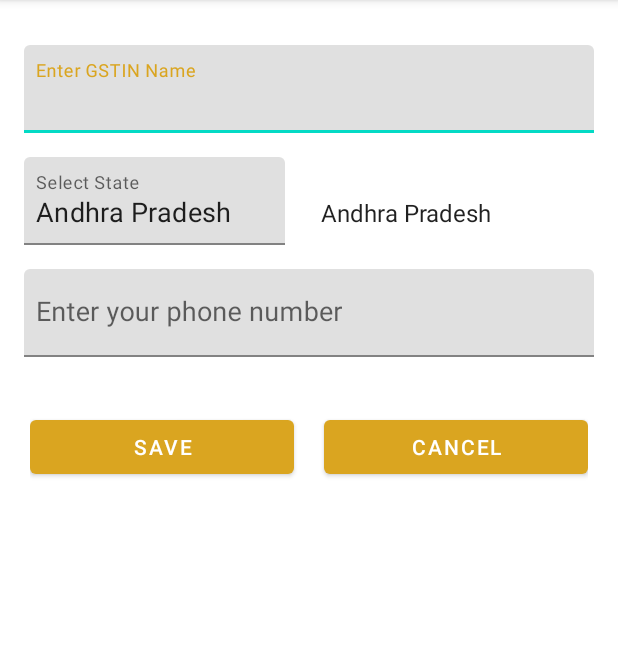
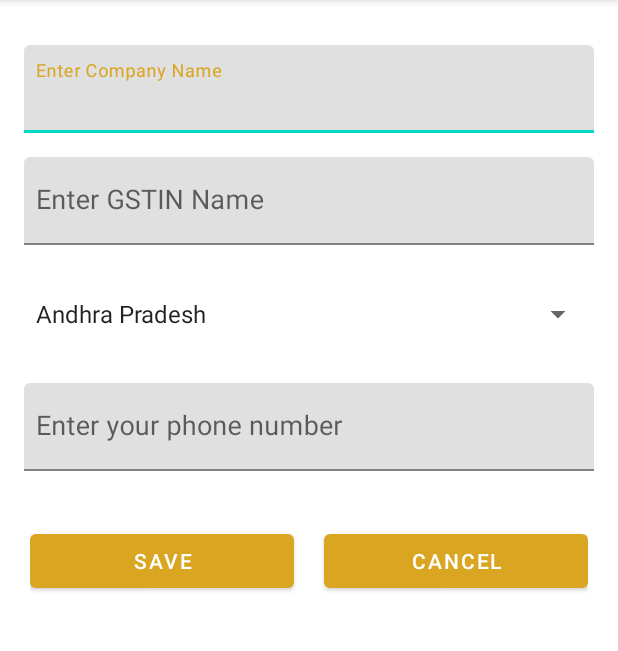
Before and after one commit to bigbussinessapp/DemoAndroidApp, an Android app: the GSTServiceActivity screen opened directly, with no data from a screen before it, after a tap on "SAVE", on a phone screen of 412 x 824 dp, the part 84-735 px from its top. Run offline under Robolectric (Android 15) with nearby library versions, the phone set to English and light mode, and no system bars; our stand-ins replace Volley.

Commit message:
added gst feature

```diff
--- a/app/src/main/java/com/example/bigbusiness/Main/ui/Services/GSTServiceActivity.java
+++ b/app/src/main/java/com/example/bigbusiness/Main/ui/Services/GSTServiceActivity.java
@@ -2,12 +2,12 @@ package com.example.bigbusiness.Main.ui.Services;
 
 import android.content.Intent;
 import android.os.Bundle;
-import android.service.voice.VoiceInteractionSession;
 import android.view.View;
 import android.widget.AdapterView;
 import android.widget.ArrayAdapter;
 import android.widget.Button;
 import android.widget.Spinner;
+import android.widget.Toast;
 
 import androidx.appcompat.app.AppCompatActivity;
 
@@ -25,12 +25,16 @@ import com.google.android.material.textfield.TextInputEditText;
 import java.util.HashMap;
 import java.util.Map;
 
-public class GSTServiceActivity extends AppCompatActivity implements AdapterView.OnItemSelectedListener {
-    private TextInputEditText gstin;
-    private TextInputEditText state;
-    private TextInputEditText phoneno;
-    Spinner state_spinner;
-    String getstate;
+public class GSTServiceActivity extends AppCompatActivity{
+    private TextInputEditText gstInField;
+    private TextInputEditText phoneNoField;
+    private TextInputEditText companyNameField;
+    Spinner stateField;
+    String selectedState;
+    String enteredCompanyName;
+    String enteredPhoneNo;
+    String enteredGSTIN;
+
     //String states[]={"select state","Andhra Pradesh","Arunachal Pradesh","Assam","Bihar","Chhattisgarh","Goa","Gujarat","Haryana","Himachal Pradesh","jharkhand","Karnataka","kerala","Madhya Pradesh","Maharashtra","Manipur","Meghalaya","Mizoram"};
    // ArrayAdapter statespinnerdapter;
     Button saveBtn, cancelBtn;
@@ -39,16 +43,25 @@ public class GSTServiceActivity extends AppCompatActivity implements AdapterView
         super.onCreate(savedInstanceState);
         setContentView(R.layout.activity_gstservices);
 
+        companyNameField = findViewById(R.id.companyName);
+        gstInField = findViewById(R.id.gstin);
+        phoneNoField = findViewById(R.id.phonenumber);
+        stateField = findViewById(R.id.statespinner);
 
-        gstin = findViewById(R.id.gstin);
-        phoneno = findViewById(R.id.phonenumber);
-        state = findViewById(R.id.state);
-        state_spinner = findViewById(R.id.statespinner);
-        //statespinnerdapter = new ArrayAdapter(this, android.R.layout.select_dialog_item,states);
-        ArrayAdapter<CharSequence> statespinneradapter =ArrayAdapter.createFromResource(this,R.array.states, android.R.layout.simple_spinner_item);
+        ArrayAdapter<CharSequence> statespinneradapter = ArrayAdapter.createFromResource(this,R.array.states, android.R.layout.simple_spinner_item);
         statespinneradapter.setDropDownViewResource(android.R.layout.simple_spinner_dropdown_item);
-        state_spinner.setAdapter(statespinneradapter);
-        state_spinner.setOnItemSelectedListener(GSTServiceActivity.this);
+        stateField.setAdapter(statespinneradapter);
+        stateField.setOnItemSelectedListener(new AdapterView.OnItemSelectedListener() {
+            @Override
+            public void onItemSelected(AdapterView<?> parent, View view, int position, long id) {
+                selectedState = stateField.getSelectedItem().toString();
+            }
+
+            @Override
+            public void onNothingSelected(AdapterView<?> parent) {
+
+            }
+        });
 
         saveBtn = findViewById(R.id.save);
         saveBtn.setOnClickListener(new View.OnClickListener() {
@@ -61,11 +74,18 @@ public class GSTServiceActivity extends AppCompatActivity implements AdapterView
     }
 
     private void saveItemToSheet(){
-        final String gst = gstin.getText().toString().trim();
-        final String phone = phoneno.getText().toString().trim();
-        final String state_item = state.getText().toString().trim();
 
-        StringRequest stringRequest = new StringRequest(Request.Method.POST, "https://script.google.com/macros/s/AKfycbyLMhfC0ums-TEwZH_kdYsbGPc_mhIGgRd4KHnIiqYPC3vrTGqOufyl8wvt_7Lw4tSEHA/exec",
+        enteredCompanyName = companyNameField.getText().toString().trim();
+        enteredGSTIN = gstInField.getText().toString().trim();
+        enteredPhoneNo = phoneNoField.getText().toString().trim();
+
+        if(enteredCompanyName.isEmpty() || enteredGSTIN.isEmpty() || enteredPhoneNo.isEmpty() || selectedState.isEmpty())
+        {
+            Toast.makeText(this, "Fill All Details !!", Toast.LENGTH_SHORT).show();
+            return;
+        }
+
+        StringRequest stringRequest = new StringRequest(Request.Method.POST, "https://script.google.com/macros/s/AKfycbzgW0F5AJAaZV6dRRKIyKikRg1qDTL_hvvxZH878W88fTTyT9SkGXlRCkk9oK-Zxr3xbQ/exec", // charan : "https://script.google.com/macros/s/AKfycbyLMhfC0ums-TEwZH_kdYsbGPc_mhIGgRd4KHnIiqYPC3vrTGqOufyl8wvt_7Lw4tSEHA/exec",
                 new Response.Listener<String>() {
                 @Override
                 public void onResponse(String response) {
@@ -79,16 +99,18 @@ public class GSTServiceActivity extends AppCompatActivity implements AdapterView
 
                 }
             }
-        ) {
+        )
+        {
             @Override
             protected Map<String, String> getParams() {
                 Map<String, String> parmas = new HashMap<>();
 
                 //here we pass params
                 parmas.put("action","addItem");
-            parmas.put("gstinnumber",gst);
-            parmas.put("state",state_item);
-            parmas.put("phonenumber",phone);
+                parmas.put("companyName", enteredCompanyName);
+                parmas.put("gstinnumber",enteredGSTIN);
+                parmas.put("state",selectedState);
+                parmas.put("phonenumber",enteredPhoneNo);
 
                 return parmas;
             }
@@ -101,18 +123,5 @@ public class GSTServiceActivity extends AppCompatActivity implements AdapterView
         RequestQueue queue = Volley.newRequestQueue(this);
 
         queue.add(stringRequest);
-
-
-    }
-
-        @Override
-    public void onItemSelected(AdapterView<?> adapterView, View view, int i, long l) {
-        getstate = state_spinner.getSelectedItem().toString();
-        state.setText(getstate);
-    }
-
-    @Override
-    public void onNothingSelected(AdapterView<?> adapterView) {
-
     }
 }
--- a/app/src/main/java/com/example/bigbusiness/Main/ui/Services/ServicesActivity.java
+++ b/app/src/main/java/com/example/bigbusiness/Main/ui/Services/ServicesActivity.java
@@ -16,7 +16,7 @@ public class ServicesActivity extends AppCompatActivity {
     protected void onCreate(Bundle savedInstanceState) {
         super.onCreate(savedInstanceState);
         setContentView(R.layout.activity_services);
-        gstBtn =(Button)findViewById(R.id.gst_service);
+        gstBtn = findViewById(R.id.gst_service);
 
         gstBtn.setOnClickListener(gstServiceClick);
 
--- a/app/src/main/res/layout/activity_gstservices.xml
+++ b/app/src/main/res/layout/activity_gstservices.xml
@@ -14,6 +14,24 @@
 		android:layout_marginTop="30dp"
 		android:layout_height="match_parent"
 		tools:ignore="MissingConstraints">
+		<com.google.android.material.textfield.TextInputLayout
+			android:layout_width="match_parent"
+			android:layout_height="wrap_content"
+			android:layout_marginStart="16dp"
+			app:boxStrokeColor="@color/teal_200"
+			android:layout_marginEnd="16dp"
+			android:layout_marginBottom="16dp">
+
+			<com.google.android.material.textfield.TextInputEditText
+				android:layout_width="match_parent"
+				android:layout_height="wrap_content"
+				android:hint="Enter Company Name"
+				android:id="@+id/companyName"
+				android:textColorHint="@color/teal_200"
+				android:paddingStart="8dp"
+				android:paddingEnd="8dp"
+				android:textSize="18sp"/>
+		</com.google.android.material.textfield.TextInputLayout>
 		<com.google.android.material.textfield.TextInputLayout
 			android:layout_width="match_parent"
 			android:layout_height="wrap_content"
@@ -43,29 +61,11 @@
 		</LinearLayout>
 		<LinearLayout
 			android:layout_width="match_parent"
-			android:layout_height="wrap_content"
-			android:weightSum="1.0"
+			android:layout_height="60dp"
+			android:layout_marginStart="16dp"
+			android:layout_marginEnd="16dp"
+			android:layout_marginBottom="16dp"
 			android:orientation="horizontal">
-
-			<com.google.android.material.textfield.TextInputLayout
-				android:layout_width="match_parent"
-				android:layout_height="wrap_content"
-				android:layout_marginStart="16dp"
-				app:boxStrokeColor="@color/teal_200"
-				android:layout_weight="0.5"
-				android:layout_marginEnd="16dp"
-				android:layout_marginBottom="16dp">
-
-				<com.google.android.material.textfield.TextInputEditText
-					android:id="@+id/state"
-					android:layout_width="match_parent"
-					android:layout_height="match_parent"
-					android:hint="Select State"
-					android:inputType="textCapWords"
-					android:paddingStart="8dp"
-					android:paddingEnd="8dp"
-					android:textSize="18sp" />
-			</com.google.android.material.textfield.TextInputLayout>
 
 			<Spinner
 				android:id="@+id/statespinner"
```
Lines whose indentation alone changed are shown as unchanged.
